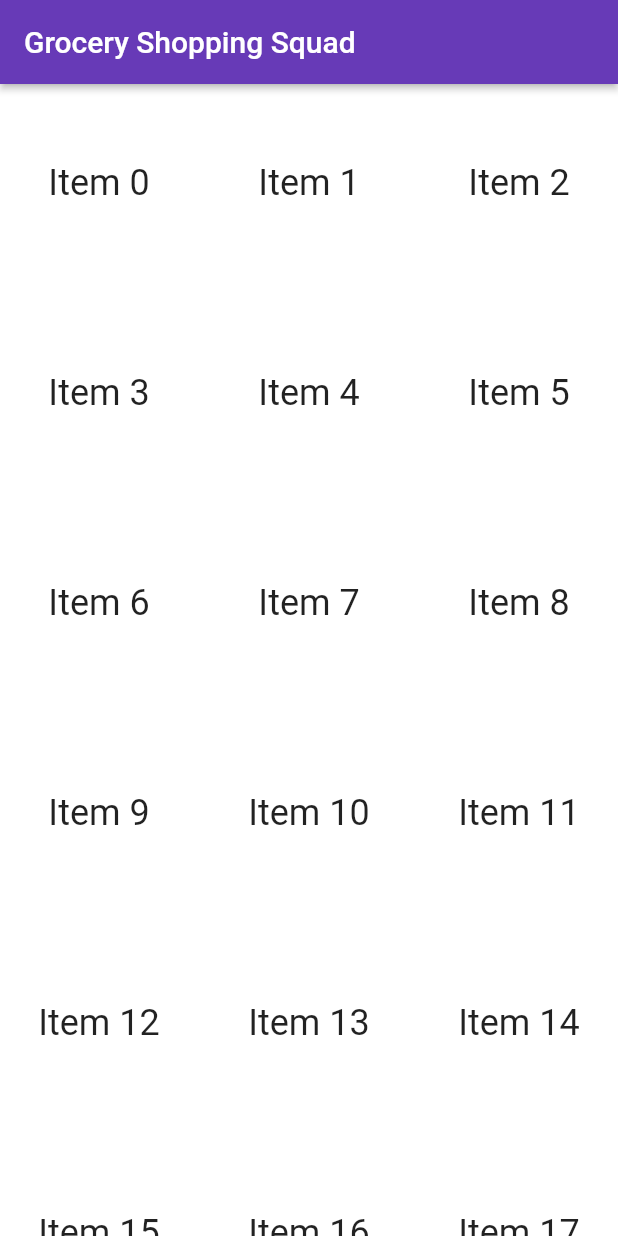
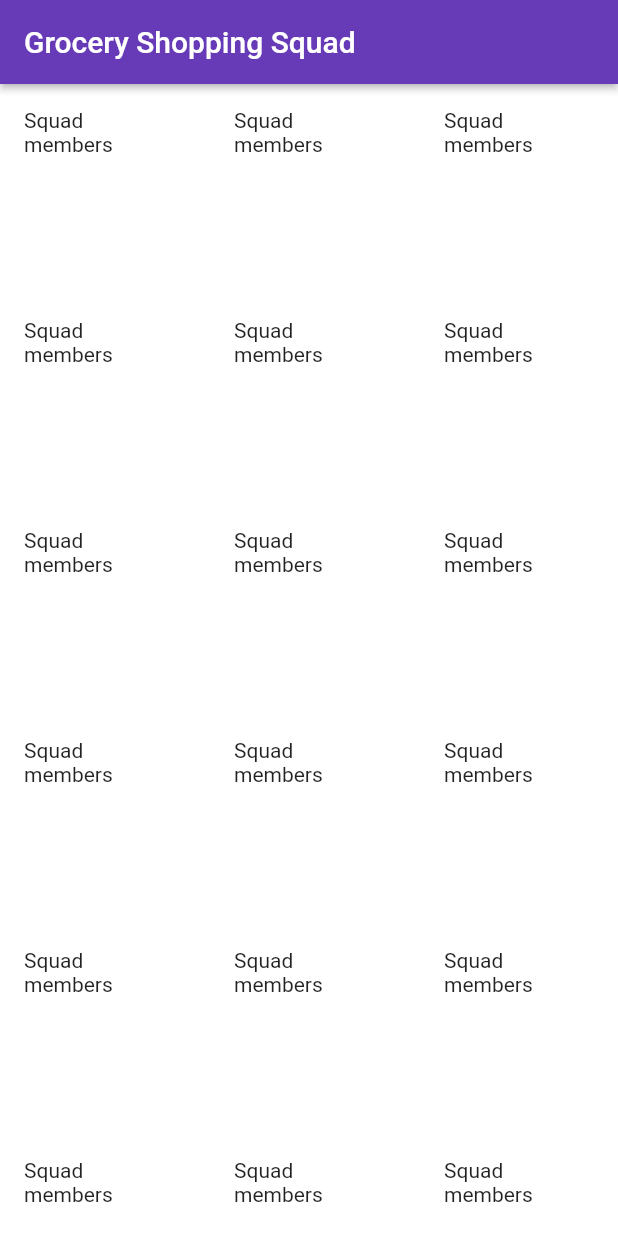
Before and after one commit to ratzr15/flutter-sample, a Flutter app: the screen it shows after launch, on a phone screen of 412 x 824 dp. Run offline on Flutter 3.47's test engine with Material 2 defaults, Android fonts, the light colour scheme and no system bars; our stand-ins replace equatable.

Commit message:
add: dasboard page and settings yaml updates

```diff
--- /dev/null
+++ b/lib/common/constants/ui_constant.dart
@@ -0,0 +1,4 @@
+
+class Dimens {
+  static const double small = 16;
+}
--- a/lib/main.dart
+++ b/lib/main.dart
@@ -1,5 +1,6 @@
+// @dart = 2.8
 import 'package:flutter/material.dart';
-import 'package:flutter_kick_starter/page/first_page/dashbpard_page.dart';
+import 'package:flutter_kick_starter/squad_board/dashbpard_page.dart';
 
 void main() {
   runApp(MyApp());
--- a/lib/page/first_page/dashbpard_page.dart
+++ b/lib/squad_board/dashbpard_page.dart
@@ -1,4 +1,6 @@
 import 'package:flutter/material.dart';
+import 'package:flutter_kick_starter/squad_board/model/dashboard_grid_display_model.dart';
+import 'package:flutter_kick_starter/squad_board/presentation/widgets/dashboard_grid_widget.dart';
 
 class DashboardScreen extends StatelessWidget {
   const DashboardScreen({Key? key}) : super(key: key);
@@ -35,43 +37,20 @@ class DashboardScreen extends StatelessWidget {
     );
   }
 
-  // A container for the body of the App
-  Widget _buildContainer() {
-    return Padding(
-      padding: EdgeInsets.all(16),
-      child: Column(
-        mainAxisAlignment: MainAxisAlignment.center,
-        crossAxisAlignment: CrossAxisAlignment.stretch,
-        children: <Widget>[
-          _buildButton(() {
-            //Handle button click
-          }, [Text('Engineers')]),
-          SizedBox(height: 8),
-          _buildButton(() {
-            //Handle button click
-          }, [Text('Managers')]),
-          SizedBox(height: 8),
-          Container(
-            color: Colors.blueAccent,
-            child: SizedBox(height: 100),
-          )
-        ],
-      ),
-    );
-  }
+  Widget _buildGrid(BuildContext context) {
+    const displayModel = DashboardGridDisplayModel(
+        title: "Squad members",
+        subTitle: "About our squad",
+        iconImagePath: "/localpath");
 
-  Widget _buildGrid(BuildContext context) {
+    const gridView = DashboardGridWidget(displayModel: displayModel);
+
     return GridView.count(
       crossAxisCount: 3,
       crossAxisSpacing: 8,
       mainAxisSpacing: 8,
       children: List.generate(100, (index) {
-        return Center(
-          child: Text(
-            'Item $index',
-            style: Theme.of(context).textTheme.headline5,
-          ),
-        );
+        return gridView;
       }),
     );
   }
--- /dev/null
+++ b/lib/squad_board/model/dashboard_grid_display_model.dart
@@ -0,0 +1,21 @@
+// @dart = 2.8
+import 'package:equatable/equatable.dart';
+
+class DashboardGridDisplayModel extends Equatable {
+  final String iconImagePath;
+  final String title;
+  final String subTitle;
+
+  const DashboardGridDisplayModel({
+    this.iconImagePath,
+    this.title,
+    this.subTitle,
+  });
+
+  @override
+  List<Object> get props => [
+        iconImagePath,
+        title,
+        subTitle,
+      ];
+}
--- /dev/null
+++ b/lib/squad_board/presentation/widgets/dashboard_grid_widget.dart
@@ -0,0 +1,19 @@
+// @dart = 2.8
+import 'package:flutter/widgets.dart';
+import 'package:flutter_kick_starter/squad_board/model/dashboard_grid_display_model.dart';
+import 'package:flutter_kick_starter/common/constants/ui_constant.dart';
+
+class DashboardGridWidget extends StatelessWidget {
+  final DashboardGridDisplayModel _displayModel;
+
+  const DashboardGridWidget({Key key, DashboardGridDisplayModel displayModel})
+      : _displayModel = displayModel,
+        super(key: key);
+
+  @override
+  Widget build(BuildContext context) {
+    return Padding(
+        padding: const EdgeInsets.all(Dimens.small),
+        child: Text(_displayModel.title));
+  }
+}
--- a/pubspec.yaml
+++ b/pubspec.yaml
@@ -28,6 +28,7 @@ dependencies:
   # The following adds the Cupertino Icons font to your application.
   # Use with the CupertinoIcons class for iOS style icons.
   cupertino_icons: ^1.0.2
+  equatable: ^2.0.3
 
 dev_dependencies:
   flutter_test:
```
Also changed, not shown: pubspec.lock.
